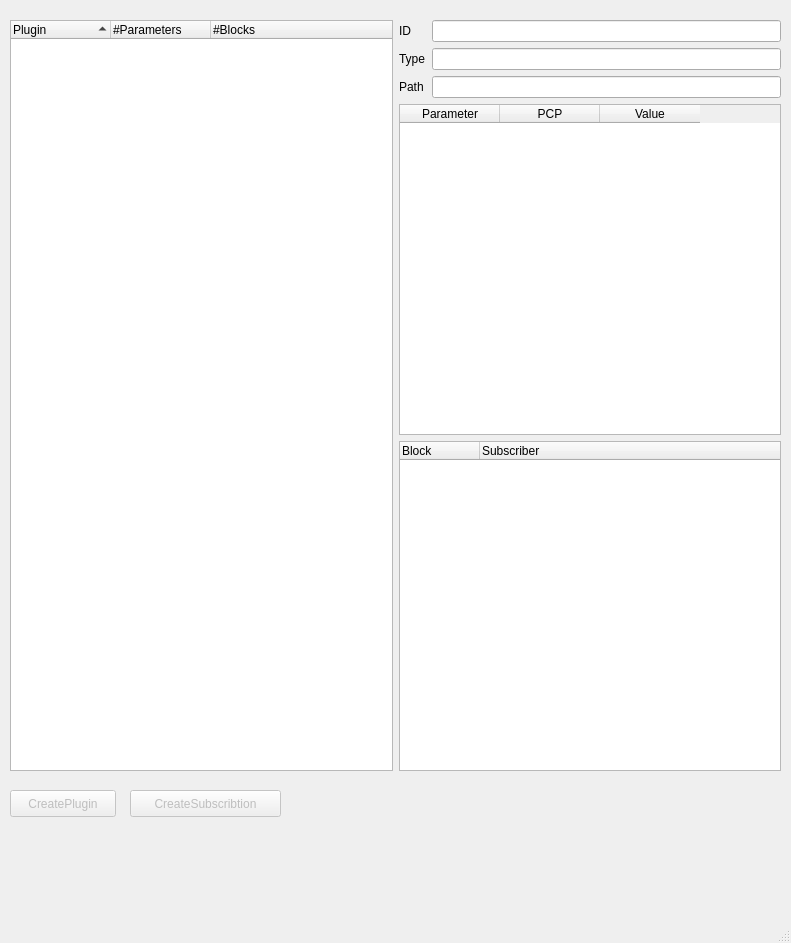
This is ui/gui/manager.ui in TUB-Control/PaPI as Qt 5 draws it before an edit. The edited form follows.
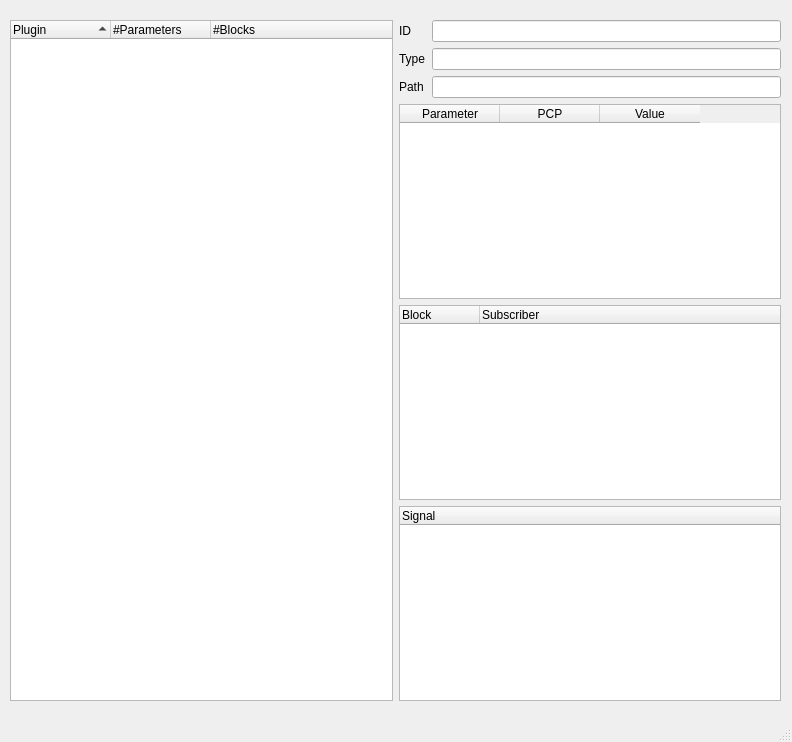
This is the edited form.

Commit message: modified gui for displaying signals

```diff
--- a/ui/gui/manager.ui
+++ b/ui/gui/manager.ui
@@ -6,24 +6,42 @@
    <rect>
     <x>0</x>
     <y>0</y>
-    <width>791</width>
-    <height>943</height>
+    <width>792</width>
+    <height>742</height>
    </rect>
   </property>
+  <property name="sizePolicy">
+   <sizepolicy hsizetype="Expanding" vsizetype="Expanding">
+    <horstretch>0</horstretch>
+    <verstretch>0</verstretch>
+   </sizepolicy>
+  </property>
   <property name="windowTitle">
    <string>MainWindow</string>
   </property>
   <widget class="QWidget" name="centralwidget">
+   <property name="enabled">
+    <bool>true</bool>
+   </property>
+   <property name="maximumSize">
+    <size>
+     <width>791</width>
+     <height>16777215</height>
+    </size>
+   </property>
    <widget class="QWidget" name="verticalLayoutWidget">
     <property name="geometry">
      <rect>
       <x>10</x>
       <y>20</y>
       <width>771</width>
-      <height>751</height>
+      <height>681</height>
      </rect>
     </property>
     <layout class="QHBoxLayout" name="horizontalLayout">
+     <property name="sizeConstraint">
+      <enum>QLayout::SetNoConstraint</enum>
+     </property>
      <item>
       <widget class="QTreeWidget" name="treePlugin">
        <property name="sortingEnabled">
@@ -175,42 +193,19 @@
          </column>
         </widget>
        </item>
+       <item>
+        <widget class="QTreeWidget" name="treeSignal">
+         <column>
+          <property name="text">
+           <string>Signal</string>
+          </property>
+         </column>
+        </widget>
+       </item>
       </layout>
      </item>
     </layout>
    </widget>
-   <widget class="QPushButton" name="createplugin">
-    <property name="enabled">
-     <bool>false</bool>
-    </property>
-    <property name="geometry">
-     <rect>
-      <x>10</x>
-      <y>790</y>
-      <width>106</width>
-      <height>27</height>
-     </rect>
-    </property>
-    <property name="text">
-     <string>CreatePlugin</string>
-    </property>
-   </widget>
-   <widget class="QPushButton" name="createsubscribtion">
-    <property name="enabled">
-     <bool>false</bool>
-    </property>
-    <property name="geometry">
-     <rect>
-      <x>130</x>
-      <y>790</y>
-      <width>151</width>
-      <height>27</height>
-     </rect>
-    </property>
-    <property name="text">
-     <string>CreateSubscribtion</string>
-    </property>
-   </widget>
   </widget>
   <widget class="QStatusBar" name="statusbar"/>
  </widget>
```
The commit also changes 9 other files.
